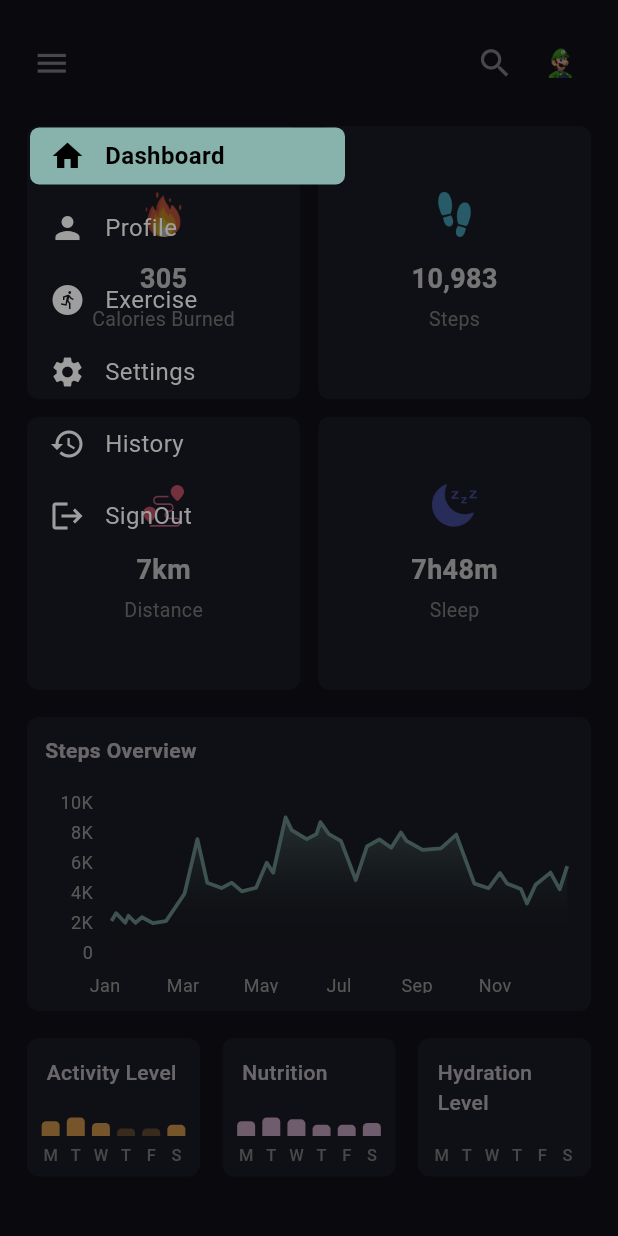
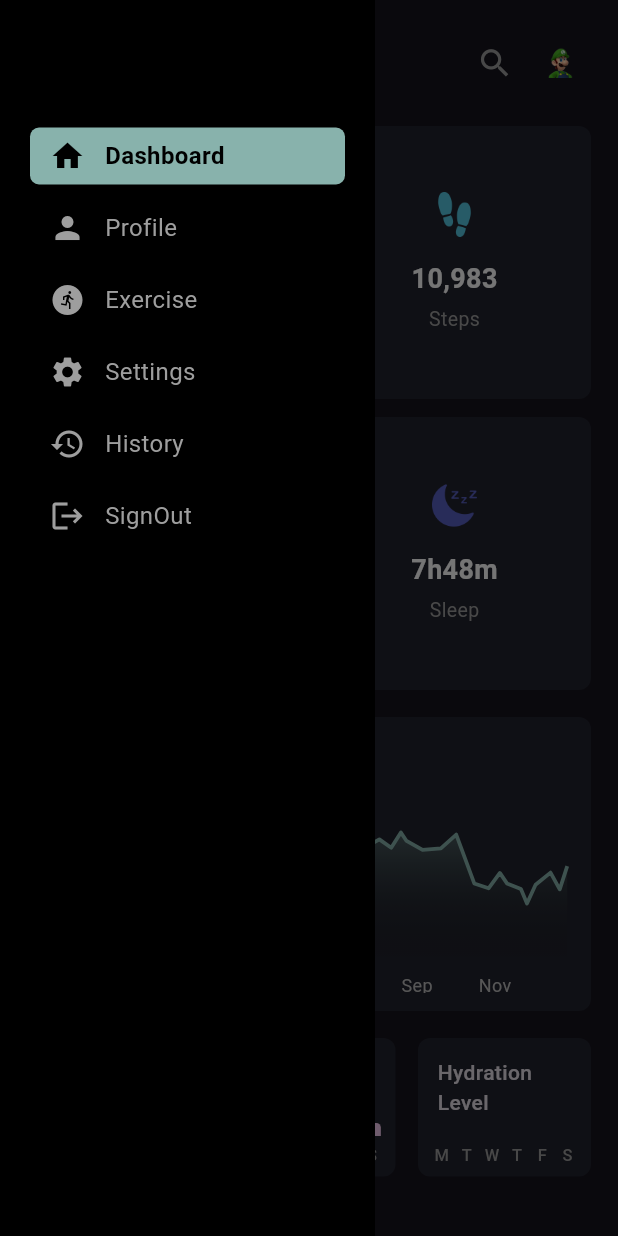
Before and after one commit to romelt777/fitness_dashboard_ui, a Flutter app: the screen it shows after launch, with the side drawer open, on a phone screen of 412 x 824 dp. Run offline on Flutter 3.47's test engine with Material 3 defaults, Android fonts, the phone set to English and light mode, and no system bars; drawn by our look-alikes of fl_chart.

Commit message:
changed background of drawers.

```diff
--- a/lib/screens/main_screen.dart
+++ b/lib/screens/main_screen.dart
@@ -13,15 +13,21 @@ class MainScreen extends StatelessWidget {
 
     return Scaffold(
       drawer: !isDesktop
-        ? const SizedBox(
+        ? SizedBox(
             width: 250,
-            child: SideMenuWidget(),
+            child: Container(
+              color: Colors.black,
+              child:SideMenuWidget(),
+            ),
           )
         : null,
       endDrawer: Responsive.isMobile(context)
         ? SizedBox(
           width: MediaQuery.of(context).size.width * 0.8,
-          child: const SummaryWidget(),
+          child: Container(
+            color: Colors.black,
+            child: SummaryWidget(),
+          )
         )
         : null,
       body: SafeArea(
```
